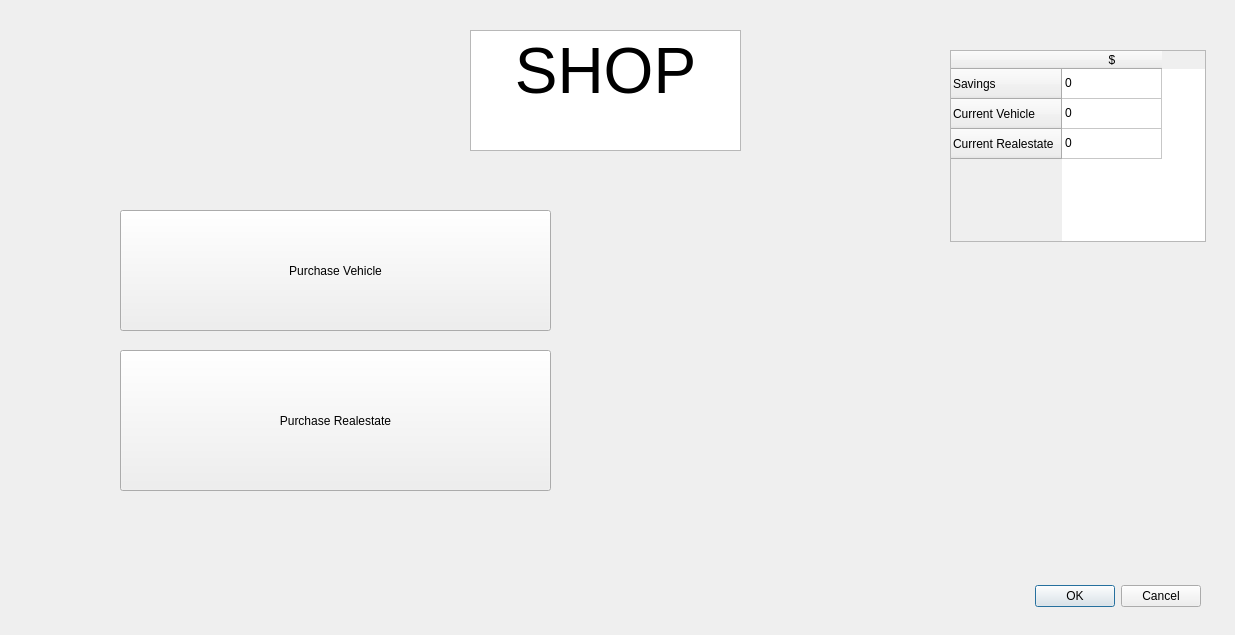
Above: GameWindowScreen/shop.ui from sj43/hackricecryptogame before the change. Below: the same form after it.
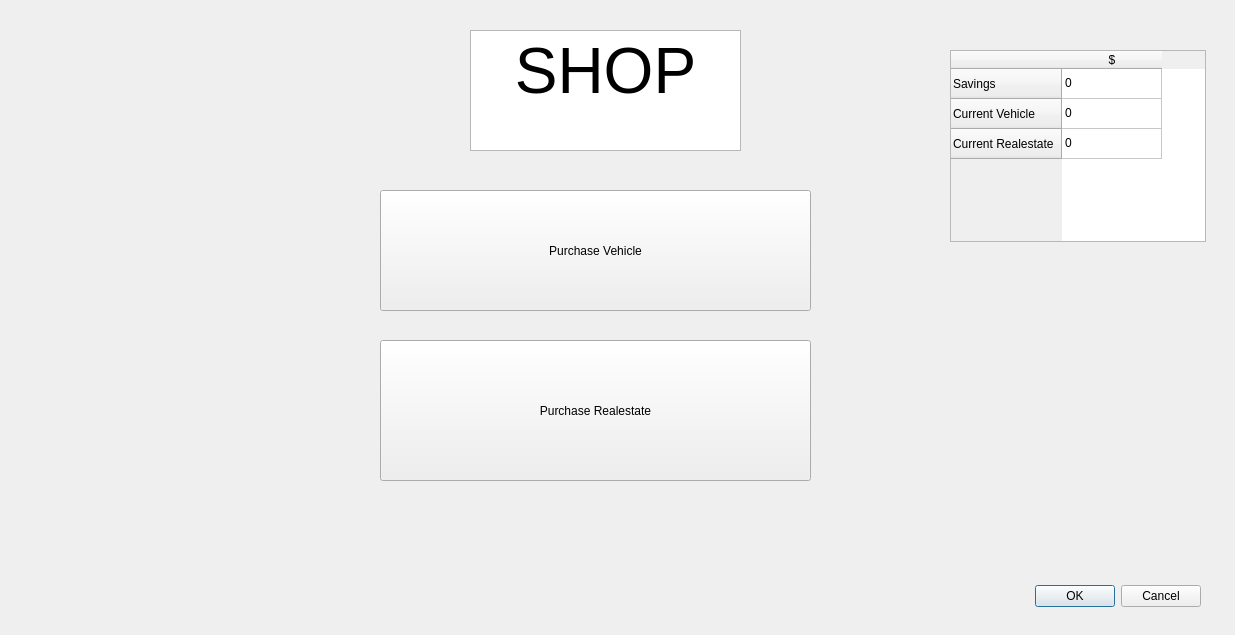
That is the form after the change.

```diff
--- a/GameWindowScreen/shop.ui
+++ b/GameWindowScreen/shop.ui
@@ -32,8 +32,8 @@
   <widget class="QPushButton" name="purchaseVehicleButton">
    <property name="geometry">
     <rect>
-     <x>120</x>
-     <y>210</y>
+     <x>380</x>
+     <y>190</y>
      <width>431</width>
      <height>121</height>
     </rect>
@@ -45,8 +45,8 @@
   <widget class="QPushButton" name="purchaseRealestateButton">
    <property name="geometry">
     <rect>
-     <x>120</x>
-     <y>350</y>
+     <x>380</x>
+     <y>340</y>
      <width>431</width>
      <height>141</height>
     </rect>
```
